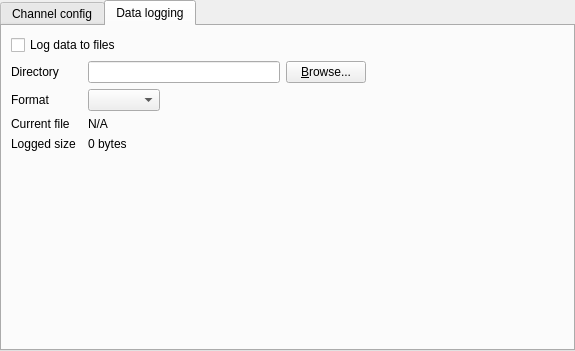
Above: Default/RMSInspector/RMSInspector.ui from BatchDrake/SigDigger before the change. Below: the same form after it.
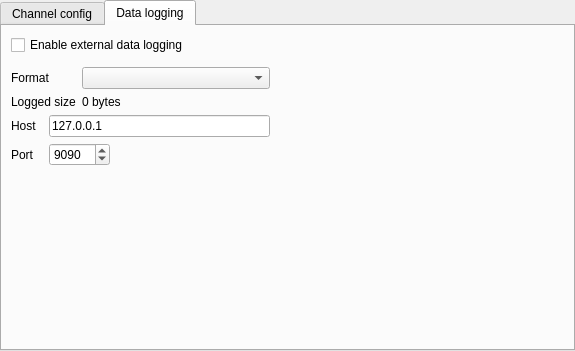
That is the form after the change. The open tabs and pages were chosen to show the change. Custom widgets are drawn as their Qt base class.

Commit message: Implement TCP forwarding

```diff
--- a/Default/RMSInspector/RMSInspector.ui
+++ b/Default/RMSInspector/RMSInspector.ui
@@ -132,59 +132,20 @@
        <string>Data logging</string>
       </attribute>
       <layout class="QGridLayout" name="gridLayout_3">
-       <item row="4" column="0">
-        <widget class="QLabel" name="label_6">
-         <property name="text">
-          <string>Logged size</string>
-         </property>
-        </widget>
-       </item>
-       <item row="1" column="0">
-        <widget class="QLabel" name="label_4">
-         <property name="text">
-          <string>Directory</string>
-         </property>
-        </widget>
-       </item>
-       <item row="1" column="3">
-        <widget class="QPushButton" name="browseButton">
-         <property name="text">
-          <string>&amp;Browse...</string>
-         </property>
-        </widget>
-       </item>
-       <item row="2" column="2">
-        <widget class="QComboBox" name="formatCombo">
-         <property name="sizePolicy">
-          <sizepolicy hsizetype="Fixed" vsizetype="Fixed">
-           <horstretch>0</horstretch>
-           <verstretch>0</verstretch>
-          </sizepolicy>
-         </property>
-        </widget>
-       </item>
-       <item row="1" column="2">
-        <widget class="QLineEdit" name="directoryEdit">
-         <property name="readOnly">
-          <bool>true</bool>
-         </property>
-        </widget>
-       </item>
-       <item row="2" column="0">
+       <item row="3" column="0">
         <widget class="QLabel" name="label_3">
+         <property name="sizePolicy">
+          <sizepolicy hsizetype="Fixed" vsizetype="Preferred">
+           <horstretch>0</horstretch>
+           <verstretch>0</verstretch>
+          </sizepolicy>
+         </property>
          <property name="text">
           <string>Format</string>
          </property>
         </widget>
        </item>
-       <item row="3" column="0">
-        <widget class="QLabel" name="label_5">
-         <property name="text">
-          <string>Current file</string>
-         </property>
-        </widget>
-       </item>
-       <item row="5" column="0" colspan="5">
+       <item row="7" column="0" colspan="5">
         <spacer name="verticalSpacer">
          <property name="orientation">
           <enum>Qt::Vertical</enum>
@@ -200,25 +161,11 @@
        <item row="0" column="0" colspan="5">
         <widget class="QCheckBox" name="logCheck">
          <property name="text">
-          <string>Log data to files</string>
+          <string>Enable external data logging</string>
          </property>
         </widget>
        </item>
-       <item row="3" column="2" colspan="2">
-        <widget class="QLabel" name="currentFileLabel">
-         <property name="text">
-          <string>N/A</string>
-         </property>
-        </widget>
-       </item>
-       <item row="4" column="2" colspan="2">
-        <widget class="QLabel" name="sizeLabel">
-         <property name="text">
-          <string>0 bytes</string>
-         </property>
-        </widget>
-       </item>
-       <item row="1" column="4" rowspan="4">
+       <item row="2" column="4" rowspan="5">
         <spacer name="horizontalSpacer">
          <property name="orientation">
           <enum>Qt::Horizontal</enum>
@@ -231,6 +178,203 @@
          </property>
         </spacer>
        </item>
+       <item row="5" column="0" colspan="4">
+        <widget class="QStackedWidget" name="stackedWidget">
+         <property name="sizePolicy">
+          <sizepolicy hsizetype="Preferred" vsizetype="Fixed">
+           <horstretch>0</horstretch>
+           <verstretch>0</verstretch>
+          </sizepolicy>
+         </property>
+         <property name="currentIndex">
+          <number>0</number>
+         </property>
+         <widget class="QWidget" name="page">
+          <layout class="QGridLayout" name="gridLayout_4">
+           <property name="leftMargin">
+            <number>0</number>
+           </property>
+           <property name="topMargin">
+            <number>0</number>
+           </property>
+           <property name="rightMargin">
+            <number>0</number>
+           </property>
+           <property name="bottomMargin">
+            <number>0</number>
+           </property>
+           <property name="spacing">
+            <number>6</number>
+           </property>
+           <item row="1" column="0">
+            <widget class="QLabel" name="label_5">
+             <property name="sizePolicy">
+              <sizepolicy hsizetype="Preferred" vsizetype="Fixed">
+               <horstretch>0</horstretch>
+               <verstretch>0</verstretch>
+              </sizepolicy>
+             </property>
+             <property name="text">
+              <string>Current file</string>
+             </property>
+            </widget>
+           </item>
+           <item row="1" column="1" colspan="2">
+            <widget class="QLabel" name="currentFileLabel">
+             <property name="text">
+              <string>N/A</string>
+             </property>
+            </widget>
+           </item>
+           <item row="0" column="2">
+            <widget class="QPushButton" name="browseButton">
+             <property name="text">
+              <string>&amp;Browse...</string>
+             </property>
+            </widget>
+           </item>
+           <item row="0" column="1">
+            <widget class="QLineEdit" name="directoryEdit">
+             <property name="readOnly">
+              <bool>true</bool>
+             </property>
+            </widget>
+           </item>
+           <item row="0" column="0">
+            <widget class="QLabel" name="label_4">
+             <property name="sizePolicy">
+              <sizepolicy hsizetype="Preferred" vsizetype="Fixed">
+               <horstretch>0</horstretch>
+               <verstretch>0</verstretch>
+              </sizepolicy>
+             </property>
+             <property name="text">
+              <string>Directory</string>
+             </property>
+            </widget>
+           </item>
+           <item row="3" column="1">
+            <spacer name="verticalSpacer_3">
+             <property name="orientation">
+              <enum>Qt::Vertical</enum>
+             </property>
+             <property name="sizeHint" stdset="0">
+              <size>
+               <width>20</width>
+               <height>40</height>
+              </size>
+             </property>
+            </spacer>
+           </item>
+          </layout>
+         </widget>
+         <widget class="QWidget" name="page_2">
+          <layout class="QGridLayout" name="gridLayout_5">
+           <property name="leftMargin">
+            <number>0</number>
+           </property>
+           <property name="topMargin">
+            <number>0</number>
+           </property>
+           <property name="rightMargin">
+            <number>0</number>
+           </property>
+           <property name="bottomMargin">
+            <number>0</number>
+           </property>
+           <item row="1" column="2">
+            <widget class="QSpinBox" name="portSpin">
+             <property name="sizePolicy">
+              <sizepolicy hsizetype="Fixed" vsizetype="Fixed">
+               <horstretch>0</horstretch>
+               <verstretch>0</verstretch>
+              </sizepolicy>
+             </property>
+             <property name="minimum">
+              <number>1</number>
+             </property>
+             <property name="maximum">
+              <number>65536</number>
+             </property>
+             <property name="value">
+              <number>9090</number>
+             </property>
+            </widget>
+           </item>
+           <item row="0" column="0" colspan="2">
+            <widget class="QLabel" name="label">
+             <property name="sizePolicy">
+              <sizepolicy hsizetype="Fixed" vsizetype="Preferred">
+               <horstretch>0</horstretch>
+               <verstretch>0</verstretch>
+              </sizepolicy>
+             </property>
+             <property name="text">
+              <string>Host  </string>
+             </property>
+            </widget>
+           </item>
+           <item row="0" column="2">
+            <widget class="QLineEdit" name="hostEdit">
+             <property name="text">
+              <string>127.0.0.1</string>
+             </property>
+            </widget>
+           </item>
+           <item row="1" column="0">
+            <widget class="QLabel" name="label_7">
+             <property name="sizePolicy">
+              <sizepolicy hsizetype="Fixed" vsizetype="Preferred">
+               <horstretch>0</horstretch>
+               <verstretch>0</verstretch>
+              </sizepolicy>
+             </property>
+             <property name="text">
+              <string>Port</string>
+             </property>
+            </widget>
+           </item>
+           <item row="2" column="2">
+            <spacer name="verticalSpacer_2">
+             <property name="orientation">
+              <enum>Qt::Vertical</enum>
+             </property>
+             <property name="sizeHint" stdset="0">
+              <size>
+               <width>20</width>
+               <height>40</height>
+              </size>
+             </property>
+            </spacer>
+           </item>
+          </layout>
+         </widget>
+        </widget>
+       </item>
+       <item row="3" column="1" colspan="3">
+        <widget class="QComboBox" name="formatCombo">
+         <property name="sizePolicy">
+          <sizepolicy hsizetype="Expanding" vsizetype="Fixed">
+           <horstretch>0</horstretch>
+           <verstretch>0</verstretch>
+          </sizepolicy>
+         </property>
+        </widget>
+       </item>
+       <item row="4" column="0">
+        <widget class="QLabel" name="label_6">
+         <property name="text">
+          <string>Logged size</string>
+         </property>
+        </widget>
+       </item>
+       <item row="4" column="1" colspan="3">
+        <widget class="QLabel" name="sizeLabel">
+         <property name="text">
+          <string>0 bytes</string>
+         </property>
+        </widget>
+       </item>
       </layout>
      </widget>
     </widget>
```
Left out of the diff: 2 changed lines with no effect on the pictures. The commit also changes 2 other files.
